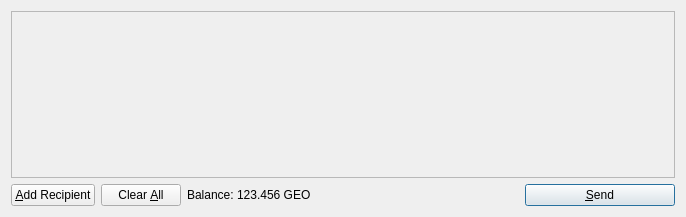
This is src/qt/forms/sendcoinsdialog.ui in riclin1/jurassiccoinv2 as Qt 5 draws it before an edit. The edited form follows.
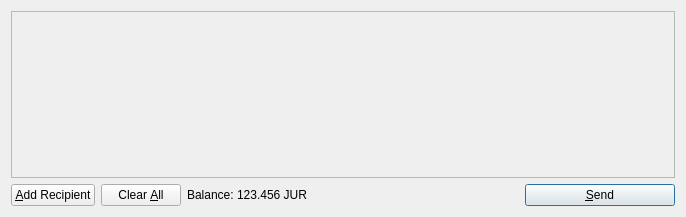
This is the edited form. Icons and pictures are not drawn.

Diff of the .ui file:
```diff
--- a/src/qt/forms/sendcoinsdialog.ui
+++ b/src/qt/forms/sendcoinsdialog.ui
@@ -119,7 +119,7 @@
           <cursorShape>IBeamCursor</cursorShape>
          </property>
          <property name="text">
-          <string>123.456 GEO</string>
+          <string>123.456 JUR</string>
          </property>
          <property name="textInteractionFlags">
           <set>Qt::LinksAccessibleByMouse|Qt::TextSelectableByKeyboard|Qt::TextSelectableByMouse</set>
```
